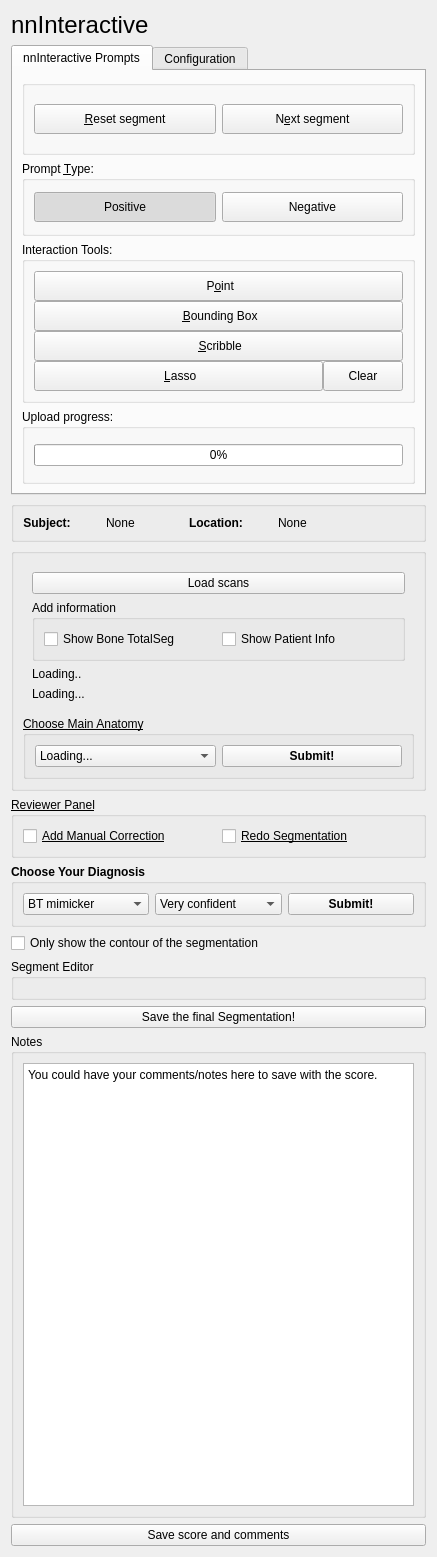
Qt form slicer_plugin/SlicerNNInteractive/Resources/UI/SlicerNNInteractive.ui (xinyiwan/SlicerNNInteractive_BT) before a commit.
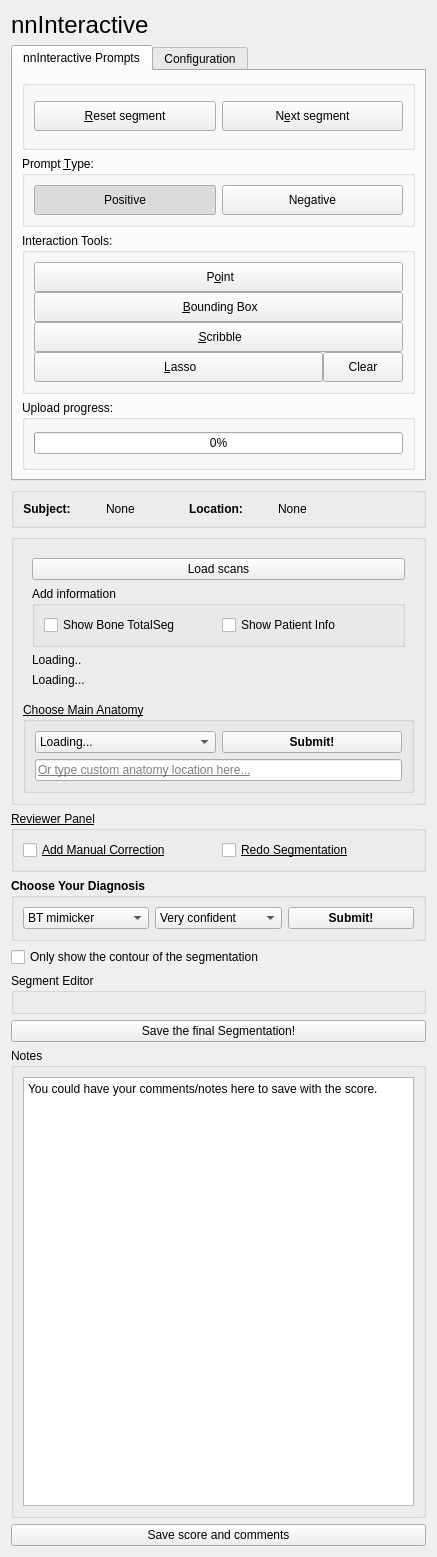
The same form after that commit. Custom widgets are drawn as their Qt base class.

Commit message: changed codes for new UI for display + diagnosis

```diff
--- a/slicer_plugin/SlicerNNInteractive/Resources/UI/SlicerNNInteractive.ui
+++ b/slicer_plugin/SlicerNNInteractive/Resources/UI/SlicerNNInteractive.ui
@@ -504,6 +504,8 @@
         <property name="title">
          <string>Choose Main Anatomy</string>
         </property>
+        <layout class="QVBoxLayout" name="verticalLayout_anatomy">
+         <item>
         <layout class="QHBoxLayout" name="horizontalLayout_2">
          <item>
           <widget class="QComboBox" name="AnatomyBox">
@@ -530,6 +532,15 @@
            </property>
            <property name="text">
             <string>Submit!</string>
+             </property>
+            </widget>
+           </item>
+          </layout>
+         </item>
+         <item>
+          <widget class="QLineEdit" name="customAnatomyEdit">
+           <property name="placeholderText">
+            <string>Or type custom anatomy location here...</string>
            </property>
           </widget>
          </item>
```
Lines whose indentation alone changed are shown as unchanged. The commit also changes 1 other file.
